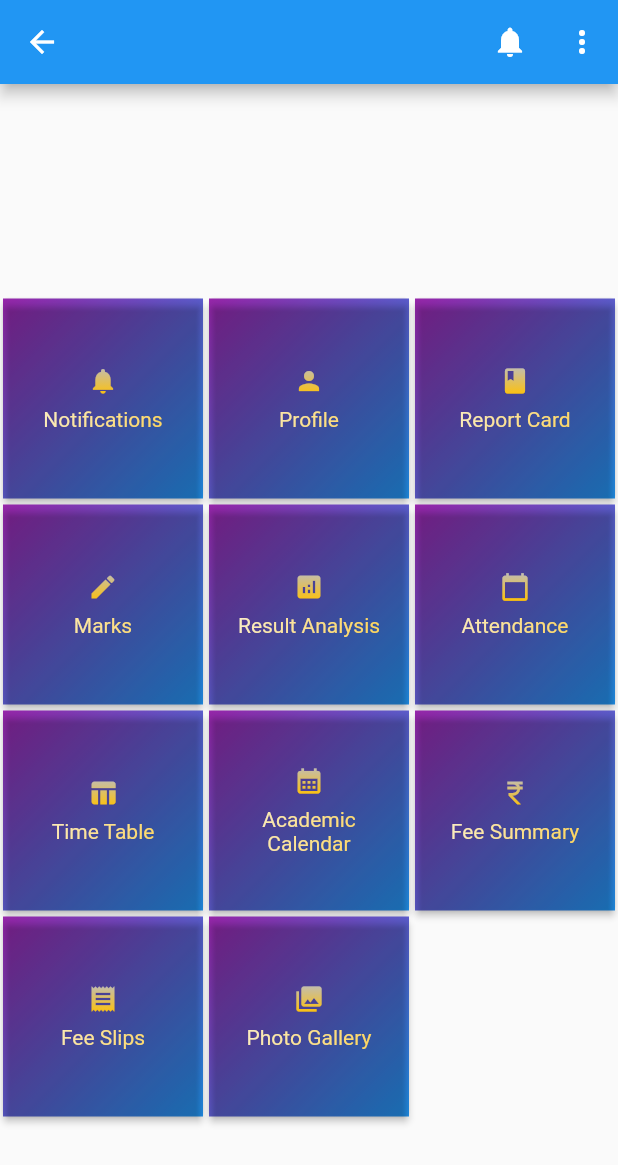
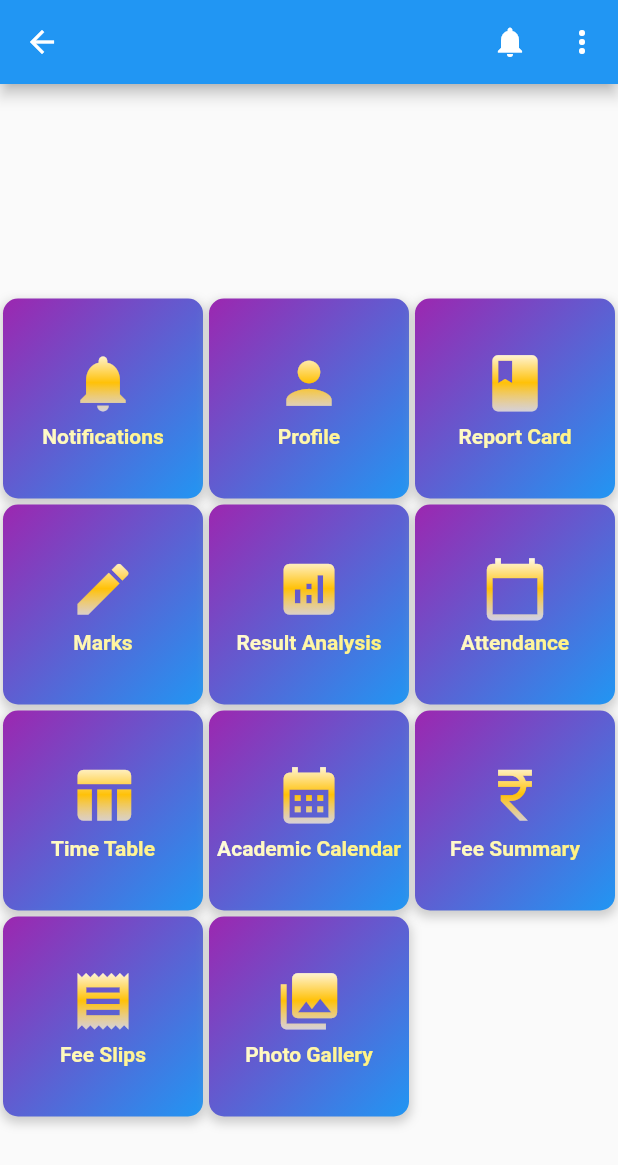
Before and after one commit to ajayinfotech1977/cskmparents, a Flutter app: the HomeScreen screen opened by its route, on a phone screen of 412 x 824 dp. Shown: the top 1165 px of the screen. Run offline on Flutter 3.47's test engine with Material 2 defaults, Android fonts, the phone set to English and light mode, and no system bars; our stand-ins replace cached_network_image, connectivity_plus, file_picker, firebase_core, firebase_messaging, flutter_easyloading and 9 more; missing offline and left inert: in_app_update, pdf_viewer_plugin, webview_flutter_android; accounts and stored records are empty; network calls fail.

Commit message:
improved home screen buttons

```diff
--- a/lib/home_screen_buttons.dart
+++ b/lib/home_screen_buttons.dart
@@ -153,22 +153,45 @@ class ButtonWidget extends StatelessWidget {
     return Padding(
       padding: const EdgeInsets.all(2.0),
       child: SizedBox(
-        height: 20.0,
+        height: 60.0,
         child: DecoratedBox(
-          decoration: AppConfig.boxDecoration(),
+          decoration: BoxDecoration(
+            gradient: LinearGradient(
+              colors: [
+                Colors.purple,
+                Colors.blue, // Dodger Blue
+              ],
+              stops: [0.0, 1.0],
+              begin: Alignment.topLeft,
+              end: Alignment.bottomRight,
+              tileMode: TileMode.clamp,
+            ),
+            borderRadius: BorderRadius.circular(10.0),
+            boxShadow: [
+              BoxShadow(
+                color: Colors.grey.withOpacity(0.5),
+                spreadRadius: 1,
+                blurRadius: 5,
+                offset: Offset(0, 3),
+              ),
+            ],
+          ),
+          //decoration: AppConfig.boxDecoration(),
           child: ElevatedButton(
             style: ElevatedButton.styleFrom(
-                backgroundColor: Color.fromARGB(0, 0, 0, 0)),
+              backgroundColor: Colors.transparent,
+              shadowColor: Colors.transparent,
+              padding: EdgeInsets.zero,
+            ),
+            onPressed: () => onTap(context),
             child: Column(
-              mainAxisSize: MainAxisSize.min,
               mainAxisAlignment: MainAxisAlignment.center,
-              crossAxisAlignment: CrossAxisAlignment.center,
               children: [
                 ShaderMask(
                   shaderCallback: (Rect bounds) {
                     return LinearGradient(
-                      colors: [Colors.grey[400]!, Colors.amber],
-                      stops: [0.0, 1.0],
+                      colors: [Colors.white, Colors.amber, Colors.white70],
+                      stops: [0.0, 0.5, 1.0],
                       begin: Alignment.topCenter,
                       end: Alignment.bottomCenter,
                       tileMode: TileMode.clamp,
@@ -178,7 +201,7 @@ class ButtonWidget extends StatelessWidget {
                     children: [
                       Icon(
                         icon,
-                        size: 20,
+                        size: 45,
                         //color: Color.fromARGB(255, 103, 98, 98),
                       ),
                       if (count > 0)
@@ -200,17 +223,18 @@ class ButtonWidget extends StatelessWidget {
                     ],
                   ),
                 ),
-                SizedBox(height: 8.0),
-                Text(
+                SizedBox(height: 5.0),
+                Flexible(
+                  child: Text(
                     buttonText,
                     style: TextStyle(
                       fontSize: 14,
-                    fontWeight: FontWeight.normal,
+                      fontWeight: FontWeight.bold,
                       foreground: Paint()
                         ..shader = LinearGradient(
                           colors: [
-                          Color.fromARGB(255, 249, 249, 249),
-                          Colors.amber
+                            Colors.white,
+                            Colors.yellow,
                           ],
                           stops: [0.0, 1.0],
                           begin: Alignment.topLeft,
@@ -219,15 +243,12 @@ class ButtonWidget extends StatelessWidget {
                         ).createShader(Rect.fromLTWH(0.0, 0.0, 200.0, 70.0)),
                     ),
                     textAlign: TextAlign.center,
+                    maxLines: 1,
+                    overflow: TextOverflow.ellipsis,
+                  ),
                 ),
               ],
             ),
-            // Text(
-            //   buttonText,
-            //   style: AppConfig.normalWhite15(),
-            // ),
-            //icon: Icon(icon, size: 40),
-            onPressed: () => onTap(context),
           ),
         ),
       ),
--- a/pubspec.yaml
+++ b/pubspec.yaml
@@ -17,7 +17,7 @@ publish_to: 'none' # Remove this line if you wish to publish to pub.dev
 # In Windows, build-name is used as the major, minor, and patch parts
 # of the product and file versions while build-number is used as the build suffix.
 #+number is version code and 1.1.0 as version name
-version: 1.1.0+3
+version: 1.2.0+4
 environment:
   sdk: '>=3.0.2 <4.0.0'
 
```
Also changed, not shown: lib/login_screen.dart (+16 -1 lines), lib/notifications_sreen.dart (+7 -3 lines), lib/photogallery_screen.dart (+5 -5 lines), assets/images/applogo-512x512.png (added). Lines whose indentation alone changed are shown as unchanged.
